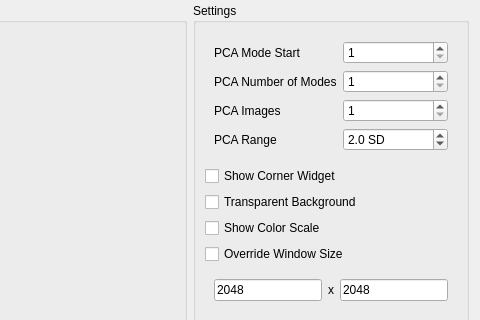
This is Studio/src/Interface/ExportImageDialog.ui in SCIInstitute/ShapeWorks as Qt 5 draws it before an edit; both pictures show x 255 to 735 and y 0 to 320 of the 735 by 424 pixel window. The edited form follows.
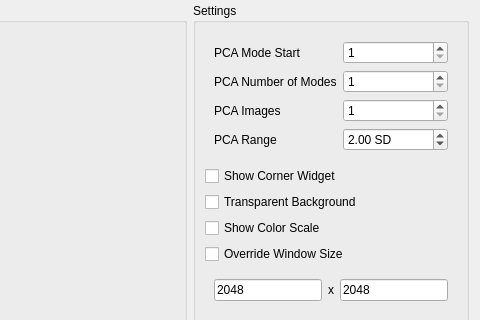
This is the edited form. Custom widgets are drawn as their Qt base class.

Commit message: Add 90 degrees mode strings, set SD decimal to 2 to allow for 1.96 SD.

```diff
--- a/Studio/src/Interface/ExportImageDialog.ui
+++ b/Studio/src/Interface/ExportImageDialog.ui
@@ -213,7 +213,7 @@
                <string> SD</string>
               </property>
               <property name="decimals">
-               <number>1</number>
+               <number>2</number>
               </property>
               <property name="minimum">
                <double>0.000000000000000</double>
```
The commit also changes 2 other files.
